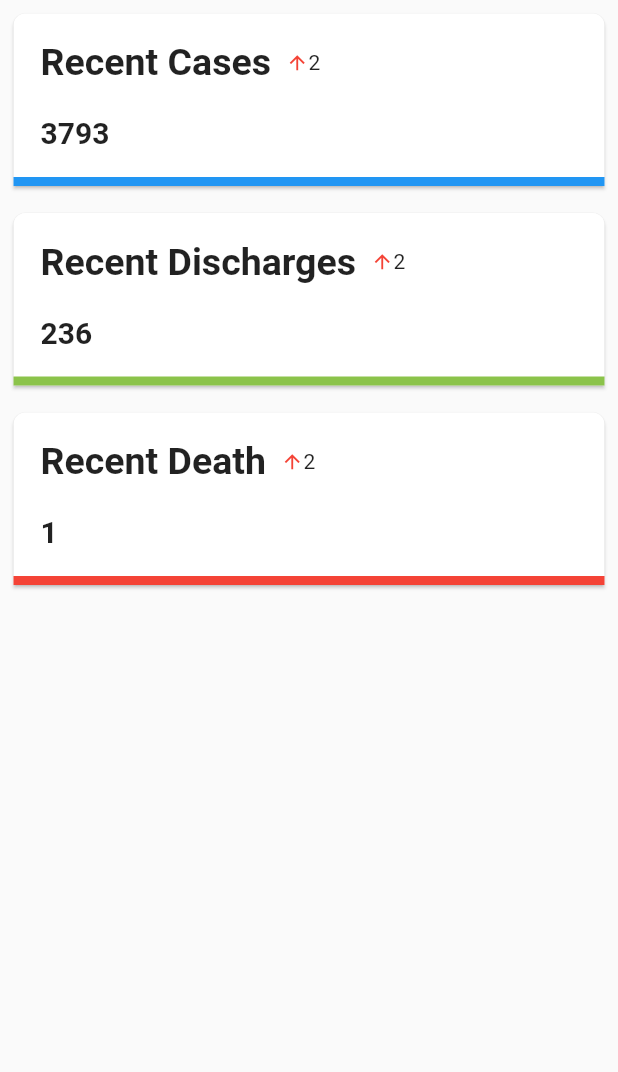
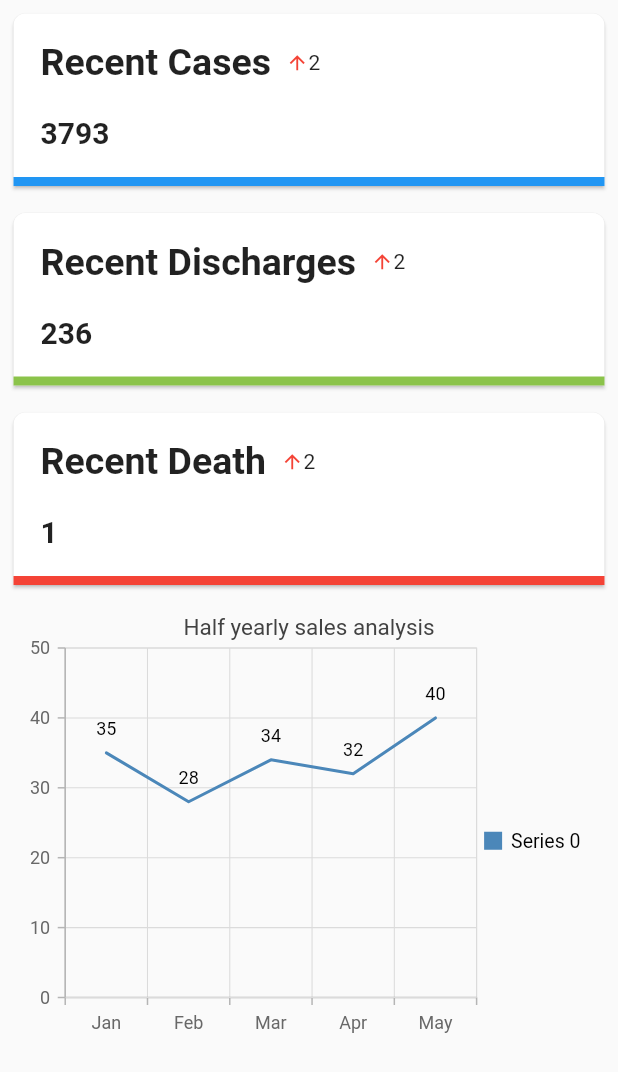
Before and after one commit to asyrafdayan/Covid_App, a Flutter app: the screen it shows after launch, on a phone screen of 412 x 824 dp. Shown: the top 1072 px of the screen. Run offline on Flutter 3.47's test engine with Material 2 defaults, Android fonts, the phone set to English and light mode, and no system bars; our stand-ins replace syncfusion_flutter_charts; missing offline and left inert: syncfusion_flutter_core.

Commit message:
Added chart to home.dart

```diff
--- /dev/null
+++ b/lib/charts/bar_chart.dart
@@ -0,0 +1,40 @@
+import 'package:flutter/material.dart';
+import 'package:syncfusion_flutter_charts/charts.dart';
+
+class CovidBarChart extends StatelessWidget {
+
+  @override
+  Widget build(BuildContext context) {
+    return SfCartesianChart(
+      primaryXAxis: CategoryAxis(),
+      // Chart title
+      title: ChartTitle(text: 'Half yearly sales analysis'),
+      // Enable legend
+      legend: Legend(isVisible: true),
+      // Enable tooltip
+      tooltipBehavior: TooltipBehavior(enable: true),
+      series: <ChartSeries<SalesData, String>>[
+        LineSeries<SalesData, String>(
+            dataSource: <SalesData>[
+              SalesData('Jan', 35),
+              SalesData('Feb', 28),
+              SalesData('Mar', 34),
+              SalesData('Apr', 32),
+              SalesData('May', 40)
+            ],
+            xValueMapper: (SalesData sales, _) => sales.year,
+            yValueMapper: (SalesData sales, _) => sales.sales,
+            // Enable data label
+            dataLabelSettings: DataLabelSettings(isVisible: true)
+        )
+      ]
+    );
+  }
+}
+
+class SalesData {
+  SalesData(this.year, this.sales);
+
+  final String year;
+  final double sales;
+}
--- a/lib/pages/home.dart
+++ b/lib/pages/home.dart
@@ -1,6 +1,6 @@
 import 'package:flutter/material.dart';
 import 'package:my_covid/widgets/info_card.dart';
-import 'package:charts_flutter/flutter.dart';
+import 'package:my_covid/charts/bar_chart.dart';
 
 class MyHomePage extends StatefulWidget {
   @override
@@ -13,6 +13,7 @@ class _MyHomePageState extends State<MyHomePage> {
   Widget build(BuildContext context) {
     return Scaffold(
       body: SafeArea(
+        child: Container(
           child: ListView(
             shrinkWrap: true,
             children: <Widget>[
@@ -25,7 +26,13 @@ class _MyHomePageState extends State<MyHomePage> {
               Padding(
                 padding: EdgeInsets.all(5.0),
                 child: InfoCard('Recent Death', '1', Colors.red)),
+              Container(
+                padding: EdgeInsets.symmetric(horizontal: 10.0),
+                height: 300.0,
+                child: CovidBarChart(),
+              )
             ],
+          ),
         ),
       ),
     );
```
Lines whose indentation alone changed are shown as unchanged.
